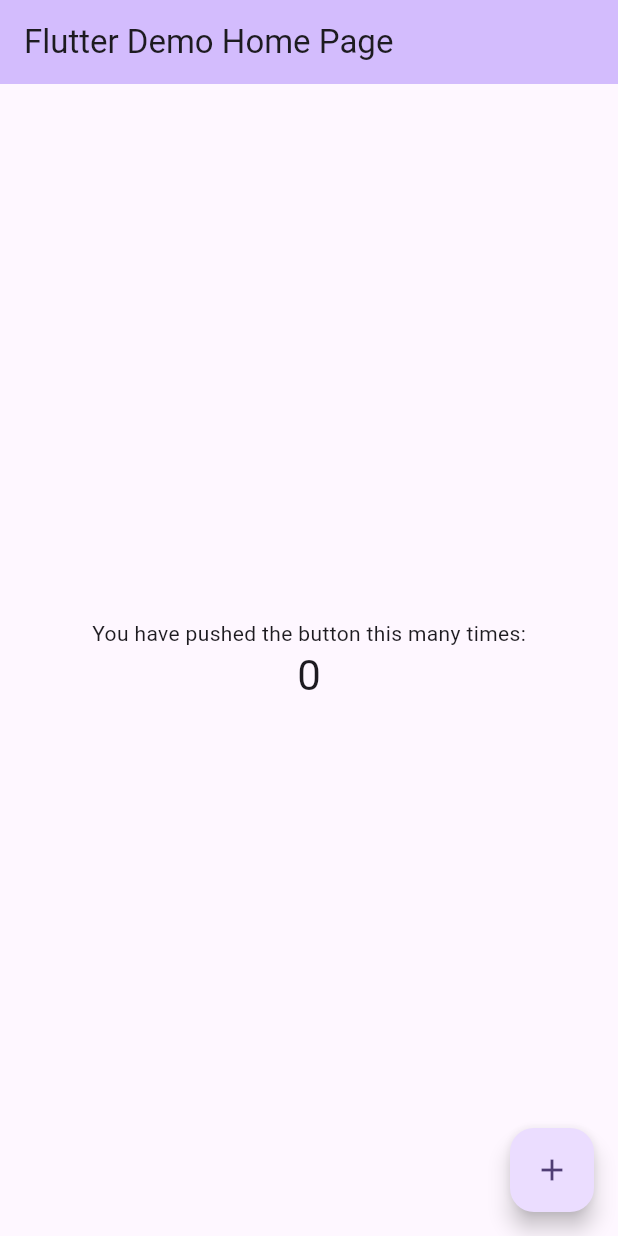
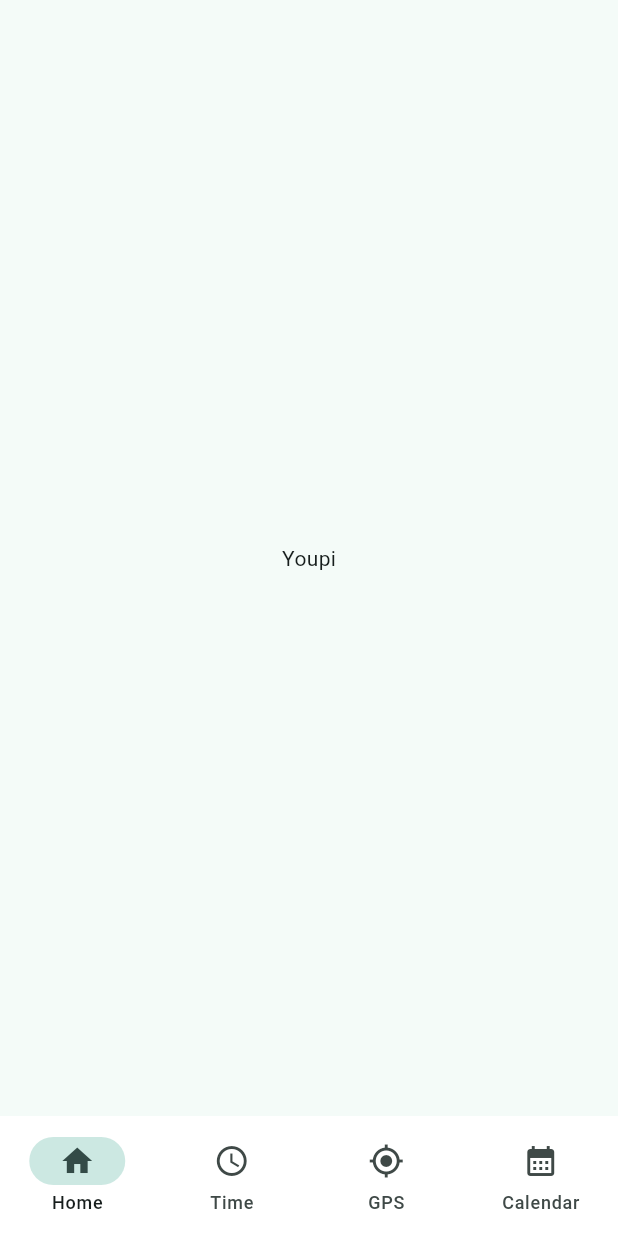
Before and after one commit to truite-codeuse/agents_flutter_app, a Flutter app: the screen it shows after launch, on a phone screen of 412 x 824 dp. Run offline on Flutter 3.47's test engine with Material 3 defaults, Android fonts, the phone set to English and light mode, and no system bars; our stand-ins replace geolocator.

Commit message:
Added features: 1. Main pages for the app, 2. Get local time, 3. Get location (works for Android, not tested on IOS or desktop)

```diff
--- /dev/null
+++ b/lib/home_page.dart
@@ -0,0 +1,18 @@
+import 'package:flutter/material.dart';
+
+class HomePage extends StatelessWidget {
+  const HomePage({super.key});
+
+  @override
+  Widget build(BuildContext context) {
+    return const Center(
+        child: Column(
+        mainAxisAlignment: MainAxisAlignment.center,
+        children: [
+            Text('Youpi'),
+        ],
+      ),
+    );
+  }
+
+}
--- a/lib/main.dart
+++ b/lib/main.dart
@@ -1,4 +1,8 @@
 import 'package:flutter/material.dart';
+import 'package:provider/provider.dart';
+import 'home_page.dart';
+import 'time_page.dart';
+import 'geolocation_page.dart';
 
 void main() {
   runApp(const MyApp());
@@ -10,116 +14,68 @@
   // This widget is the root of your application.
   @override
   Widget build(BuildContext context) {
-    return MaterialApp(
-      title: 'Flutter Demo',
-      theme: ThemeData(
-        // This is the theme of your application.
-        //
-        // TRY THIS: Try running your application with "flutter run". You'll see
-        // the application has a purple toolbar. Then, without quitting the app,
-        // try changing the seedColor in the colorScheme below to Colors.green
-        // and then invoke "hot reload" (save your changes or press the "hot
-        // reload" button in a Flutter-supported IDE, or press "r" if you used
-        // the command line to start the app).
-        //
-        // Notice that the counter didn't reset back to zero; the application
-        // state is not lost during the reload. To reset the state, use hot
-        // restart instead.
-        //
-        // This works for code too, not just values: Most code changes can be
-        // tested with just a hot reload.
-        colorScheme: ColorScheme.fromSeed(seedColor: Colors.deepPurple),
-        useMaterial3: true,
+
+    return ChangeNotifierProvider(
+      create: (context) => TimePageState(),
+      child: MaterialApp(
+        title: 'IntellAgent',
+        theme: ThemeData(
+          colorScheme: ColorScheme.fromSeed(seedColor: Colors.teal),
+          useMaterial3: true,
+        ),
+        home: const MainPageStructure(),
       ),
-      home: const MyHomePage(title: 'Flutter Demo Home Page'),
     );
   }
 }
 
-class MyHomePage extends StatefulWidget {
-  const MyHomePage({super.key, required this.title});
-
-  // This widget is the home page of your application. It is stateful, meaning
-  // that it has a State object (defined below) that contains fields that affect
-  // how it looks.
-
-  // This class is the configuration for the state. It holds the values (in this
-  // case the title) provided by the parent (in this case the App widget) and
-  // used by the build method of the State. Fields in a Widget subclass are
-  // always marked "final".
-
-  final String title;
+class MainPageStructure extends StatefulWidget {
+  const MainPageStructure({super.key});
 
   @override
-  State<MyHomePage> createState() => _MyHomePageState();
+  State<MainPageStructure> createState() => _MainPageStructureState();
 }
 
-class _MyHomePageState extends State<MyHomePage> {
-  int _counter = 0;
-
-  void _incrementCounter() {
-    setState(() {
-      // This call to setState tells the Flutter framework that something has
-      // changed in this State, which causes it to rerun the build method below
-      // so that the display can reflect the updated values. If we changed
-      // _counter without calling setState(), then the build method would not be
-      // called again, and so nothing would appear to happen.
-      _counter++;
-    });
-  }
+class _MainPageStructureState extends State<MainPageStructure> {
+  int currentPageIndex = 0;
 
   @override
   Widget build(BuildContext context) {
-    // This method is rerun every time setState is called, for instance as done
-    // by the _incrementCounter method above.
-    //
-    // The Flutter framework has been optimized to make rerunning build methods
-    // fast, so that you can just rebuild anything that needs updating rather
-    // than having to individually change instances of widgets.
     return Scaffold(
-      appBar: AppBar(
-        // TRY THIS: Try changing the color here to a specific color (to
-        // Colors.amber, perhaps?) and trigger a hot reload to see the AppBar
-        // change color while the other colors stay the same.
-        backgroundColor: Theme.of(context).colorScheme.inversePrimary,
-        // Here we take the value from the MyHomePage object that was created by
-        // the App.build method, and use it to set our appbar title.
-        title: Text(widget.title),
-      ),
-      body: Center(
-        // Center is a layout widget. It takes a single child and positions it
-        // in the middle of the parent.
-        child: Column(
-          // Column is also a layout widget. It takes a list of children and
-          // arranges them vertically. By default, it sizes itself to fit its
-          // children horizontally, and tries to be as tall as its parent.
-          //
-          // Column has various properties to control how it sizes itself and
-          // how it positions its children. Here we use mainAxisAlignment to
-          // center the children vertically; the main axis here is the vertical
-          // axis because Columns are vertical (the cross axis would be
-          // horizontal).
-          //
-          // TRY THIS: Invoke "debug painting" (choose the "Toggle Debug Paint"
-          // action in the IDE, or press "p" in the console), to see the
-          // wireframe for each widget.
-          mainAxisAlignment: MainAxisAlignment.center,
-          children: <Widget>[
-            const Text(
-              'You have pushed the button this many times:',
+        bottomNavigationBar: NavigationBar(
+          destinations: const [
+            NavigationDestination(
+              icon: Icon(Icons.home),
+              label: 'Home',
             ),
-            Text(
-              '$_counter',
-              style: Theme.of(context).textTheme.headlineMedium,
+            NavigationDestination(
+              icon: Icon(Icons.access_time),
+              label: 'Time',
+            ),
+            NavigationDestination(
+              icon: Icon(Icons.gps_fixed),
+              label: 'GPS',
+            ),
+            NavigationDestination(
+              icon: Icon(Icons.calendar_month),
+              label: 'Calendar',
             ),
           ],
+          selectedIndex: currentPageIndex,
+          onDestinationSelected: (int index) {
+            setState(() {
+              currentPageIndex = index;
+            });
+          },
+          animationDuration: const Duration(milliseconds: 1000),
+          backgroundColor: Colors.white,
         ),
-      ),
-      floatingActionButton: FloatingActionButton(
-        onPressed: _incrementCounter,
-        tooltip: 'Increment',
-        child: const Icon(Icons.add),
-      ), // This trailing comma makes auto-formatting nicer for build methods.
-    );
+        body: [
+          const HomePage(),
+          const TimePage(),
+          const GeolocationPage(), // Geolocation module
+          const Placeholder(), // Calendar module
+        ][currentPageIndex],// const MainPageStructure(title: 'The IntellAgent app !'),
+      );
   }
 }
--- /dev/null
+++ b/lib/time_page.dart
@@ -0,0 +1,43 @@
+import 'dart:async';
+import 'package:flutter/material.dart';
+import 'package:intl/intl.dart';
+import 'package:provider/provider.dart';
+
+class TimePage extends StatelessWidget {
+  const TimePage({super.key});
+
+  @override
+  Widget build(BuildContext context) {
+    var timeState = context.watch<TimePageState>();
+    var time = timeState.formattedDate;
+    timeState.createTimer();
+
+    return Center(
+        child: Column(
+        mainAxisAlignment: MainAxisAlignment.center,
+        children: [
+            Text(time),
+        ],
+      ),
+    );
+  }
+}
+
+class TimePageState extends ChangeNotifier {
+
+  var dateFormat = 'dd-MM-yyy – kk:mm:ss';
+  late String formattedDate = DateFormat(dateFormat).format(DateTime.now());
+  bool created = false;
+
+  void createTimer(){
+    if(!created) {
+      created = true;
+      Timer.periodic(const Duration(seconds: 1), (timer) => updateClock());
+    }
+  }
+
+  void updateClock() {
+    formattedDate = DateFormat('dd-MM-yyy – kk:mm:ss').format(DateTime.now());
+    notifyListeners();
+  }
+}
--- a/pubspec.yaml
+++ b/pubspec.yaml
@@ -35,6 +35,9 @@ dependencies:
   # The following adds the Cupertino Icons font to your application.
   # Use with the CupertinoIcons class for iOS style icons.
   cupertino_icons: ^1.0.6
+  intl: ^0.19.0
+  provider: ^6.1.2
+  geolocator: ^11.0.0
 
 dev_dependencies:
   flutter_test:
```
Also changed, not shown: lib/geolocation_page.dart (added, +72 -0 lines), pubspec.lock, 4 other files.
